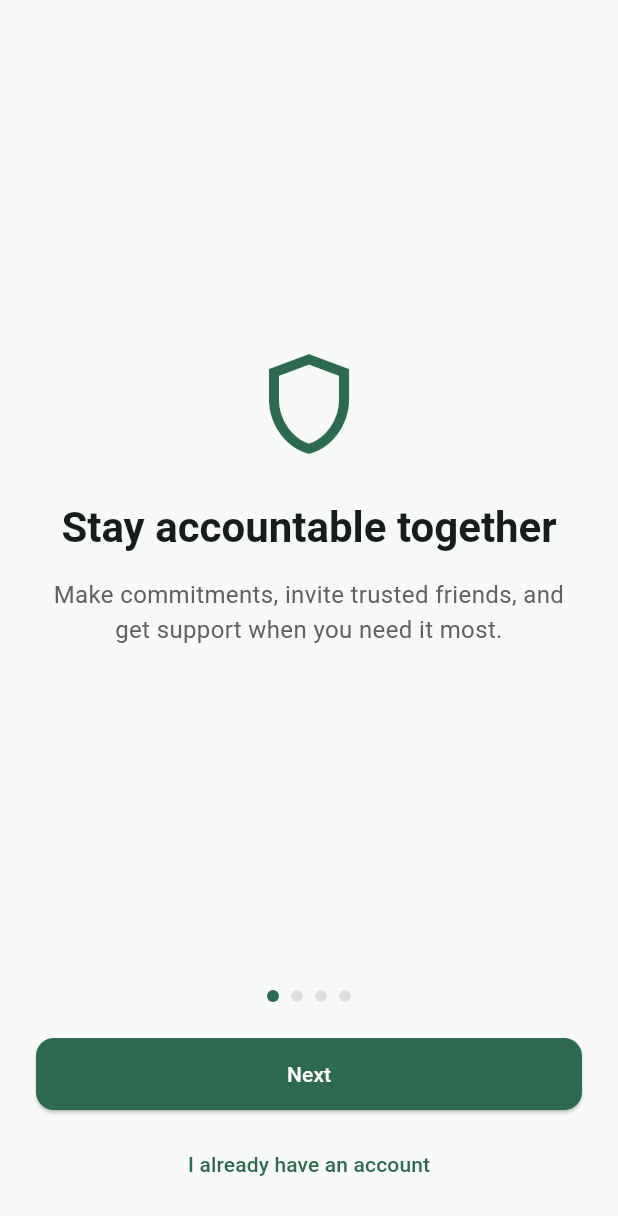
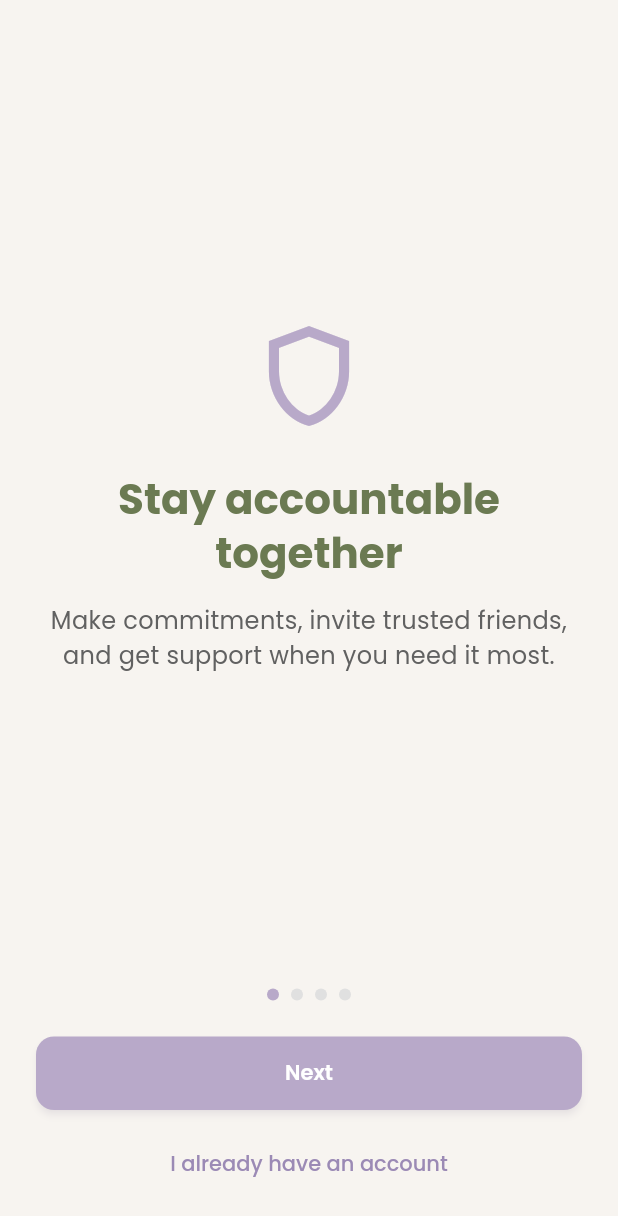
Before and after one commit to dthwwydfli/rare-build-hackathon, a Flutter app: the screen it shows after launch, on a phone screen of 412 x 824 dp. Shown: the top 1216 px of the screen. Run offline on Flutter 3.47's test engine with Material 3 defaults, Android fonts, the phone set to English and light mode, and no system bars; our stand-ins replace cloud_firestore, firebase_auth, firebase_core, firebase_messaging, flutter_riverpod, geolocator and 5 more; accounts and stored records are empty.

Commit message:
feat: update app theme

```diff
--- a/lib/core/theme/app_theme.dart
+++ b/lib/core/theme/app_theme.dart
@@ -1,49 +1,141 @@
 import 'package:flutter/material.dart';
+import 'package:google_fonts/google_fonts.dart';
 
 class AppTheme {
-  static const Color primary = Color(0xFF2D6A4F);
-  static const Color secondary = Color(0xFF40916C);
-  static const Color accent = Color(0xFFD8F3DC);
-  static const Color danger = Color(0xFFC1121F);
-  static const Color surface = Color(0xFFF8FAF9);
+  // Brand — lavender
+  static const Color lavender = Color(0xFFB8A9C9);
+  static const Color lavenderDark = Color(0xFF9B8AB5);
+  static const Color lavenderLight = Color(0xFFE8E0F0);
+
+  // Gamification — granola
+  static const Color granola = Color(0xFF8B9A6B);
+  static const Color granolaDark = Color(0xFF6B7A52);
+  static const Color granolaLight = Color(0xFFC5D4A0);
+
+  // Neutrals & tactile
+  static const Color white = Color(0xFFFFFFFF);
+  static const Color surface = Color(0xFFF7F4F0);
+  static const Color paperSurface = Color(0xFFFFFCF8);
+  static const Color stitchBorder = Color(0xFFD4C8E0);
+  static const Color warmShadow = Color(0x339B8AB5);
+  static const Color ornamentAccent = Color(0xFFC9BBDA);
+  static const Color danger = Color(0xFFC45C5C);
+
+  // Legacy aliases
+  static const Color primary = lavender;
+  static const Color secondary = granolaLight;
+  static const Color accent = lavenderLight;
 
   static ThemeData get light {
     final base = ThemeData(
       useMaterial3: true,
       colorScheme: ColorScheme.fromSeed(
-        seedColor: primary,
-        primary: primary,
-        secondary: secondary,
+        seedColor: lavender,
+        primary: lavender,
+        onPrimary: white,
+        secondary: granola,
+        onSecondary: white,
+        tertiary: lavenderDark,
         surface: surface,
+        onSurface: granolaDark,
         error: danger,
+        primaryContainer: lavenderLight,
+        secondaryContainer: granolaLight,
       ),
     );
+
+    final textTheme = GoogleFonts.poppinsTextTheme(base.textTheme).apply(
+      bodyColor: granolaDark,
+      displayColor: granolaDark,
+    );
+
     return base.copyWith(
       scaffoldBackgroundColor: surface,
-      appBarTheme: const AppBarTheme(
-        backgroundColor: primary,
-        foregroundColor: Colors.white,
+      textTheme: textTheme,
+      appBarTheme: AppBarTheme(
+        backgroundColor: lavender,
+        foregroundColor: white,
         elevation: 0,
+        titleTextStyle: GoogleFonts.poppins(
+          color: white,
+          fontSize: 18,
+          fontWeight: FontWeight.w600,
+        ),
+      ),
+      navigationBarTheme: NavigationBarThemeData(
+        backgroundColor: paperSurface,
+        indicatorColor: lavenderLight,
+        labelTextStyle: WidgetStatePropertyAll(
+          GoogleFonts.poppins(fontSize: 12, color: granolaDark),
+        ),
       ),
       cardTheme: CardThemeData(
+        color: paperSurface,
         elevation: 0,
+        shadowColor: warmShadow,
         shape: RoundedRectangleBorder(
           borderRadius: BorderRadius.circular(16),
-          side: BorderSide(color: Colors.grey.shade200),
+          side: const BorderSide(color: stitchBorder),
         ),
       ),
       inputDecorationTheme: InputDecorationTheme(
         filled: true,
-        fillColor: Colors.white,
-        border: OutlineInputBorder(borderRadius: BorderRadius.circular(12)),
+        fillColor: paperSurface,
+        labelStyle: GoogleFonts.poppins(color: granolaDark),
+        border: OutlineInputBorder(
+          borderRadius: BorderRadius.circular(12),
+          borderSide: const BorderSide(color: stitchBorder),
+        ),
+        enabledBorder: OutlineInputBorder(
+          borderRadius: BorderRadius.circular(12),
+          borderSide: const BorderSide(color: stitchBorder),
+        ),
+        focusedBorder: OutlineInputBorder(
+          borderRadius: BorderRadius.circular(12),
+          borderSide: const BorderSide(color: lavender, width: 2),
+        ),
       ),
       elevatedButtonTheme: ElevatedButtonThemeData(
         style: ElevatedButton.styleFrom(
-          backgroundColor: primary,
-          foregroundColor: Colors.white,
+          backgroundColor: lavender,
+          foregroundColor: white,
           padding: const EdgeInsets.symmetric(horizontal: 24, vertical: 14),
           shape: RoundedRectangleBorder(borderRadius: BorderRadius.circular(12)),
+          textStyle: GoogleFonts.poppins(fontWeight: FontWeight.w600),
+          elevation: 2,
+          shadowColor: warmShadow,
         ),
+      ),
+      outlinedButtonTheme: OutlinedButtonThemeData(
+        style: OutlinedButton.styleFrom(
+          foregroundColor: lavenderDark,
+          side: const BorderSide(color: lavender),
+          shape: RoundedRectangleBorder(borderRadius: BorderRadius.circular(12)),
+          textStyle: GoogleFonts.poppins(fontWeight: FontWeight.w500),
+        ),
+      ),
+      textButtonTheme: TextButtonThemeData(
+        style: TextButton.styleFrom(
+          foregroundColor: lavenderDark,
+          textStyle: GoogleFonts.poppins(fontWeight: FontWeight.w500),
+        ),
+      ),
+      floatingActionButtonTheme: const FloatingActionButtonThemeData(
+        backgroundColor: lavender,
+        foregroundColor: white,
+        elevation: 3,
+      ),
+      chipTheme: ChipThemeData(
+        backgroundColor: lavenderLight,
+        labelStyle: GoogleFonts.poppins(fontSize: 12, color: granolaDark),
+        side: BorderSide.none,
+        shape: RoundedRectangleBorder(borderRadius: BorderRadius.circular(20)),
+      ),
+      snackBarTheme: SnackBarThemeData(
+        backgroundColor: lavenderDark,
+        contentTextStyle: GoogleFonts.poppins(color: white),
+        behavior: SnackBarBehavior.floating,
+        shape: RoundedRectangleBorder(borderRadius: BorderRadius.circular(12)),
       ),
     );
   }
```
